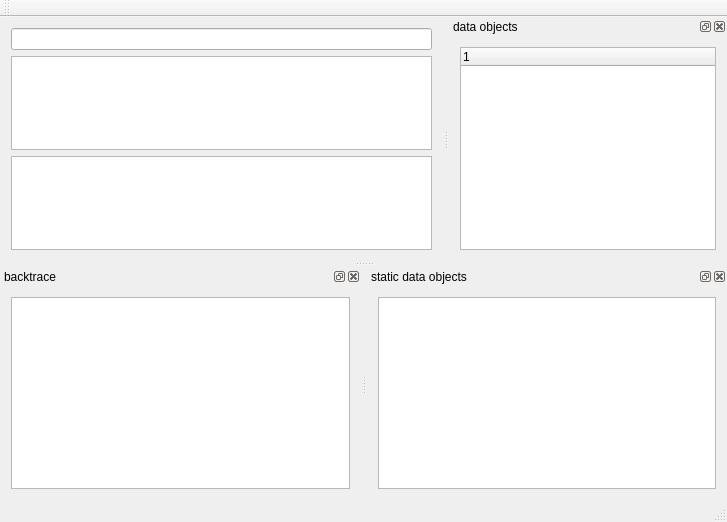
Old version of the form mainwindow.ui in the repository stoyan-shopov/troll.
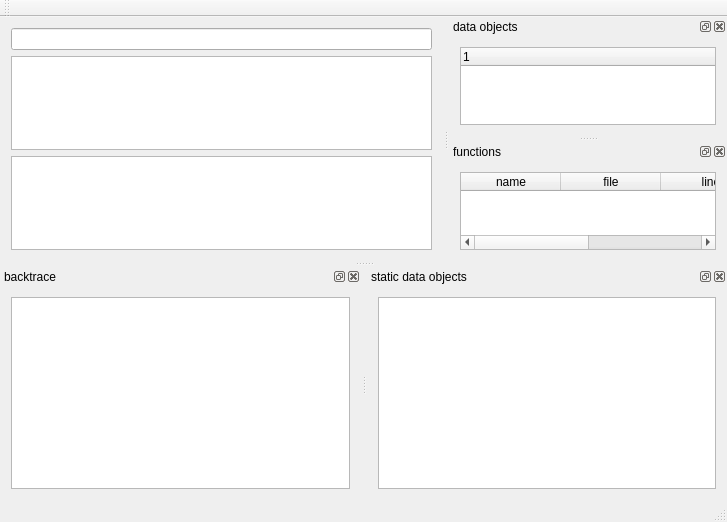
New version of the form.

```diff
--- a/mainwindow.ui
+++ b/mainwindow.ui
@@ -94,7 +94,43 @@
    <widget class="QWidget" name="dockWidgetContents_3">
     <layout class="QVBoxLayout" name="verticalLayout_4">
      <item>
-      <widget class="QListWidget" name="listWidgetDataObjects"/>
+      <widget class="QTableWidget" name="tableWidgetStaticDataObjects"/>
+     </item>
+    </layout>
+   </widget>
+  </widget>
+  <widget class="QDockWidget" name="dockWidget_4">
+   <property name="windowTitle">
+    <string>functions</string>
+   </property>
+   <attribute name="dockWidgetArea">
+    <number>2</number>
+   </attribute>
+   <widget class="QWidget" name="dockWidgetContents_4">
+    <layout class="QVBoxLayout" name="verticalLayout_5">
+     <item>
+      <widget class="QTableWidget" name="tableWidgetFunctions">
+       <column>
+        <property name="text">
+         <string>name</string>
+        </property>
+       </column>
+       <column>
+        <property name="text">
+         <string>file</string>
+        </property>
+       </column>
+       <column>
+        <property name="text">
+         <string>line</string>
+        </property>
+       </column>
+       <column>
+        <property name="text">
+         <string>die offset</string>
+        </property>
+       </column>
+      </widget>
      </item>
     </layout>
    </widget>
```
